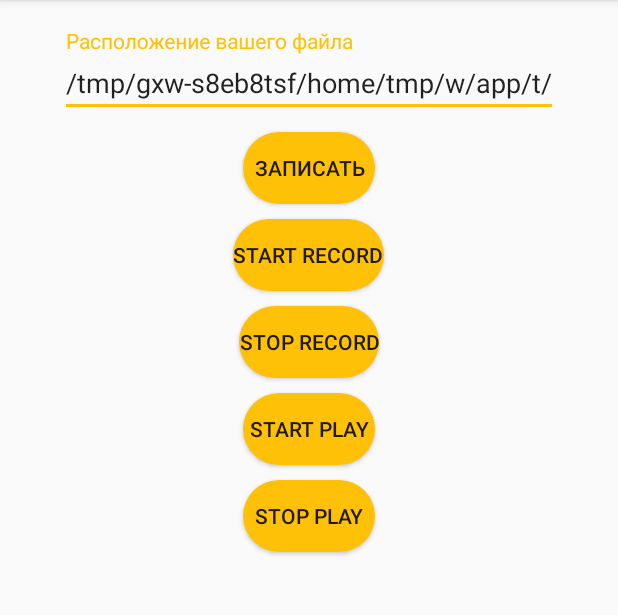
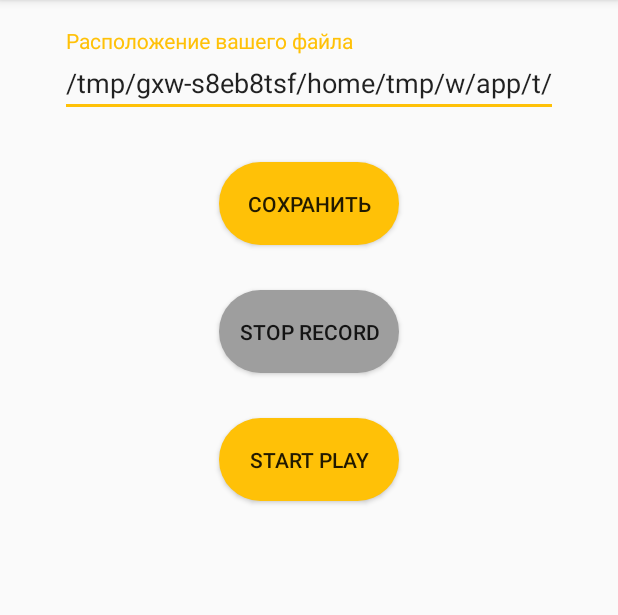
Before and after one commit to kin16/SoundRecorder, an Android app: the screen it shows after launch (MainActivity), after a tap on "START RECORD", on a phone screen of 412 x 824 dp, the part 84-699 px from its top. Run offline under Robolectric (Android 15) with nearby library versions, the phone set to English and light mode, and no system bars; libraries missing offline, so code that uses them is left out: com.github.hiteshsondhi88.libffmpeg.

Commit message:
Update xml, fix bugs

```diff
--- a/app/src/main/java/com/example/jpeg/MainActivity.java
+++ b/app/src/main/java/com/example/jpeg/MainActivity.java
@@ -5,6 +5,7 @@ import androidx.core.app.ActivityCompat;
 
 import android.Manifest;
 import android.content.pm.PackageManager;
+import android.graphics.drawable.Drawable;
 import android.os.Bundle;
 import android.os.Environment;
 import android.os.Handler;
@@ -23,7 +24,8 @@ public class MainActivity extends AppCompatActivity {
     private Handler handler = new Handler();
     private MainActivity activity = this;
     private double lastAmp = 0;
-
+    private Button record;
+    private boolean re = false;
 
     @Override
     protected void onCreate(Bundle savedInstanceState) {
@@ -33,35 +35,55 @@ public class MainActivity extends AppCompatActivity {
         mEditText = findViewById(R.id.input);
         mEditText.setText(Environment.getExternalStorageDirectory() + "/records/record.aac");
         sound.mkdir();
+        record = findViewById(R.id.record);
     }
 
 
     public void onClick(View v){
         switch (v.getId()){
             case R.id.write:
-                 if (ActivityCompat.checkSelfPermission(this, Manifest.permission.READ_EXTERNAL_STORAGE) != PackageManager.PERMISSION_GRANTED) {
-                ActivityCompat.requestPermissions(this, new String[]{Manifest.permission.READ_EXTERNAL_STORAGE}, PERMISSIONS_READ_STORAGE);
+                if (ActivityCompat.checkSelfPermission(this, Manifest.permission.READ_EXTERNAL_STORAGE) != PackageManager.PERMISSION_GRANTED) {
+                    ActivityCompat.requestPermissions(this, new String[]{Manifest.permission.READ_EXTERNAL_STORAGE}, PERMISSIONS_READ_STORAGE);
                 }
                 sound.preWrite(mEditText.getText().toString(), this);
                 break;
-            case R.id.start_record:
+            case R.id.record:
                 if (ActivityCompat.checkSelfPermission(this, Manifest.permission.RECORD_AUDIO) != PackageManager.PERMISSION_GRANTED) {
                     ActivityCompat.requestPermissions(this, new String[]{Manifest.permission.RECORD_AUDIO}, PERMISSIONS_RECORD_AUDIO);
                 }
                 if (ActivityCompat.checkSelfPermission(this, Manifest.permission.WRITE_EXTERNAL_STORAGE) != PackageManager.PERMISSION_GRANTED) {
                 ActivityCompat.requestPermissions(this, new String[]{Manifest.permission.WRITE_EXTERNAL_STORAGE}, PERMISSIONS_WRITE_STORAGE);
                 }
-                sound.recordStart();
-                handler.post(mPollTask);
+                isRecord();
                 break;
-            case R.id.stop_record:
-                sound.recordStop();
-                break;
-            case R.id.start_play:
+            case R.id.play:
                 sound.playStart(this);
                 break;
-            case R.id.stop_play:
-                sound.playStop();
+        }
+    }
+
+    public void isRecord(){
+        if(!re) {
+            re = true;
+            setDrawableRecord();
+            sound.recordStart();
+            handler.post(mPollTask);
+        }else {
+            re = false;
+            setDrawableRecord();
+            sound.recordStop();
+        }
+    }
+
+    public void setDrawableRecord(){
+        if (re){
+            Drawable drawable = this.getResources().getDrawable(R.drawable.button_main_shape_pres);
+            record.setBackground(drawable);
+            record.setText(R.string.stop_record);
+        } else if(!re){
+            Drawable drawable = this.getResources().getDrawable(R.drawable.button_main_shape);
+            record.setBackground(drawable);
+            record.setText(R.string.start_record);
         }
     }
 
@@ -73,11 +95,11 @@ public class MainActivity extends AppCompatActivity {
                     synchronized (this) {
                         wait(300);
                     }
-                    sound.recordStop();
+                    isRecord();
                     Toast.makeText(activity, "Остановлено", Toast.LENGTH_LONG).show();
                 } else {
                     lastAmp = amp;
-                    handler.postDelayed(mPollTask, 20);
+                    handler.postDelayed(mPollTask, 5);
                 }
             }catch (InterruptedException e){
                 e.printStackTrace();
--- a/app/src/main/java/com/example/jpeg/Sound.java
+++ b/app/src/main/java/com/example/jpeg/Sound.java
@@ -55,11 +55,11 @@ public class Sound {
 
     public void playStart(Context context) {
         try {
+            if (file == null) {
+                Toast.makeText(context, "Сохраните аудио", Toast.LENGTH_LONG).show();
+            } else {
                 releasePlayer();
                 mediaPlayer = new MediaPlayer();
-            if(file == null){
-                Toast.makeText(context, "Запишите аудио", Toast.LENGTH_LONG).show();
-            }
                 mediaPlayer.setDataSource(file.getAbsolutePath());
                 if (mediaPlayer.isPlaying()) {
                     mediaPlayer.stop();
@@ -68,14 +68,9 @@ public class Sound {
                 }
                 mediaPlayer.prepare();
                 mediaPlayer.start();
+            }
         } catch (Exception e) {
             e.printStackTrace();
-        }
-    }
-
-    public void playStop() {
-        if (mediaPlayer != null) {
-            mediaPlayer.stop();
         }
     }
 
@@ -94,7 +89,6 @@ public class Sound {
     }
 
     public void preWrite(String path, Context context){
-        mkdir();
         if (path == null || path.equals("")) {
             Toast.makeText(context,"Введить путь для файла", Toast.LENGTH_LONG).show();
         } else if (new File(path).exists()) {
--- a/app/src/main/res/layout/activity_main.xml
+++ b/app/src/main/res/layout/activity_main.xml
@@ -31,51 +31,30 @@
     </com.google.android.material.textfield.TextInputLayout>
 
     <Button
+        android:layout_marginTop="30dp"
         android:id="@+id/write"
-        android:layout_marginTop="10dp"
-        android:layout_width="wrap_content"
-        android:layout_height="wrap_content"
-        android:text="@string/search"
+        android:layout_width="120dp"
+        android:layout_height="55dp"
+        android:text="@string/save"
         android:onClick="onClick"
         style="@style/ButtonMain"
         android:layout_gravity="center_vertical|center_horizontal"/>
     <Button
-        android:layout_marginTop="10dp"
-        android:id="@+id/start_record"
-        android:layout_width="wrap_content"
-        android:layout_height="wrap_content"
+        android:layout_marginTop="30dp"
+        android:id="@+id/record"
+        android:layout_width="120dp"
+        android:layout_height="55dp"
         android:text="@string/start_record"
         android:onClick="onClick"
-        style="@style/ButtonMain"
-        android:layout_gravity="center_vertical|center_horizontal"/>
-
+        style="@style/ButtonRecord"
+        android:layout_gravity="center_horizontal|center_vertical"/>
     <Button
-        android:id="@+id/stop_record"
-        android:layout_width="wrap_content"
-        android:layout_height="wrap_content"
-        android:text="@string/stop_record"
-        android:onClick="onClick"
-        android:layout_marginTop="10dp"
-        style="@style/ButtonMain"
-        android:layout_gravity="center_vertical|center_horizontal"/>
-
-    <Button
-        android:id="@+id/start_play"
-        android:layout_width="wrap_content"
-        android:layout_height="wrap_content"
+        android:id="@+id/play"
+        android:layout_width="120dp"
+        android:layout_height="55dp"
         android:text="@string/start_play"
         android:onClick="onClick"
-        android:layout_marginTop="10dp"
+        android:layout_marginTop="30dp"
         style="@style/ButtonMain"
         android:layout_gravity="center_vertical|center_horizontal" />
-
-    <Button
-        android:id="@+id/stop_play"
-        android:layout_width="wrap_content"
-        android:layout_height="wrap_content"
-        android:text="@string/stop_play"
-        android:onClick="onClick"
-        android:layout_marginTop="10dp"
-        style="@style/ButtonMain"
-        android:layout_gravity="center_vertical|center_horizontal"/>
 </LinearLayout>
--- a/app/src/main/res/values/strings.xml
+++ b/app/src/main/res/values/strings.xml
@@ -1,7 +1,7 @@
 <resources>
     <string name="app_name">Jpeg</string>
     <string name="title">Расположение вашего файла</string>
-    <string name="search">Записать</string>
+    <string name="save">Сохранить</string>
     <string name="start_play">Start Play</string>
     <string name="stop_play">Stop Play</string>
     <string name="start_record">Start Record</string>
--- a/app/src/main/res/values/styles.xml
+++ b/app/src/main/res/values/styles.xml
@@ -6,12 +6,14 @@
         <item name="colorPrimary">@color/primary</item>
         <item name="colorPrimaryDark">@color/primaryDark</item>
         <item name="colorAccent">@color/secondary</item>
-        <item name="android:navigationBarColor">@color/primaryDark</item>
     </style>
 
 
     <style name="ButtonMain">
         <item name="android:background">@drawable/button_main</item>
+    </style>
+    <style name="ButtonRecord">
+        <item name="android:background">@drawable/button_main_shape</item>
     </style>
     <style name="MyHintText" parent="TextAppearance.AppCompat.Small">
         <item name="android:textColor">@color/secondary</item>
```
Lines whose indentation alone changed are shown as unchanged.
